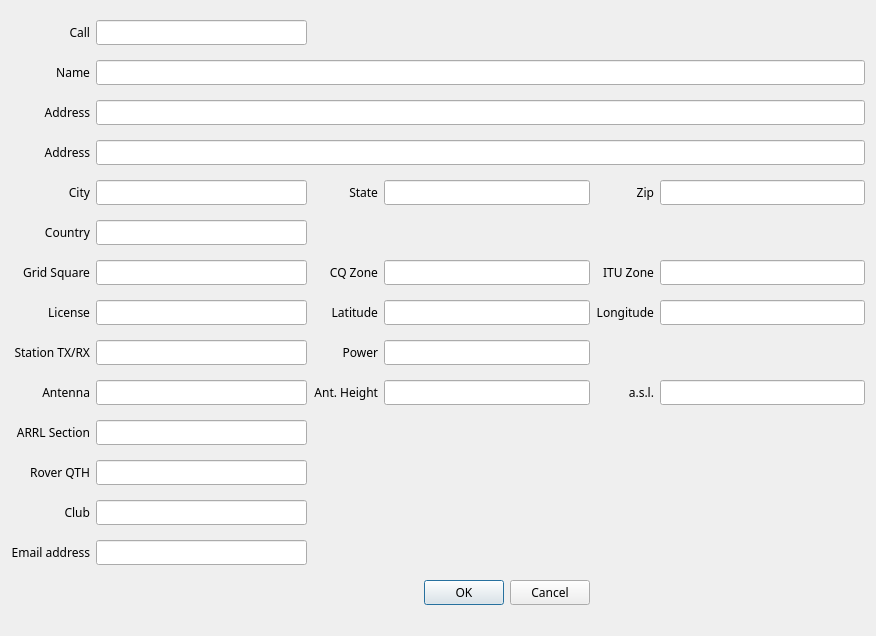
mbridak/not1mm, file not1mm/data/settings.ui: the form before one commit.
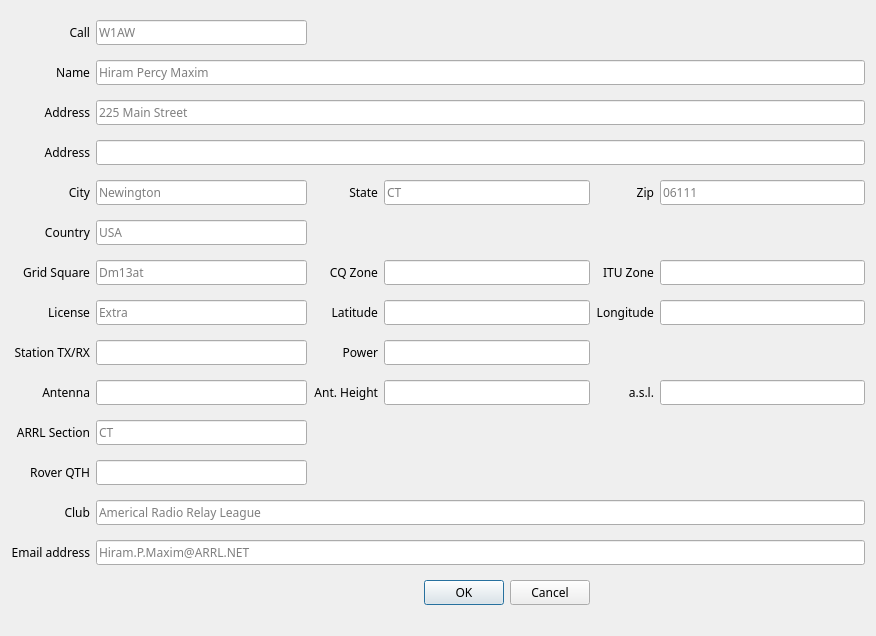
The form after the commit.

Commit message: Added a bunch of settings fields (not used yet)

```diff
--- a/not1mm/data/settings.ui
+++ b/not1mm/data/settings.ui
@@ -30,10 +30,18 @@
     </widget>
    </item>
    <item row="2" column="1" colspan="2">
-    <widget class="QLineEdit" name="Call"/>
+    <widget class="QLineEdit" name="Call">
+     <property name="placeholderText">
+      <string>W1AW</string>
+     </property>
+    </widget>
    </item>
    <item row="6" column="4">
-    <widget class="QLineEdit" name="State"/>
+    <widget class="QLineEdit" name="State">
+     <property name="placeholderText">
+      <string>CT</string>
+     </property>
+    </widget>
    </item>
    <item row="14" column="0">
     <widget class="QLabel" name="label_9">
@@ -62,7 +70,11 @@
     </widget>
    </item>
    <item row="6" column="1" colspan="2">
-    <widget class="QLineEdit" name="City"/>
+    <widget class="QLineEdit" name="City">
+     <property name="placeholderText">
+      <string>Newington</string>
+     </property>
+    </widget>
    </item>
    <item row="18" column="0">
     <widget class="QLabel" name="label_13">
@@ -87,9 +99,6 @@
    <item row="5" column="1" colspan="6">
     <widget class="QLineEdit" name="Address2"/>
    </item>
-   <item row="18" column="1" colspan="2">
-    <widget class="QLineEdit" name="Club"/>
-   </item>
    <item row="2" column="0">
     <widget class="QLabel" name="label">
      <property name="text">
@@ -171,7 +180,11 @@
     </widget>
    </item>
    <item row="3" column="1" colspan="6">
-    <widget class="QLineEdit" name="Name"/>
+    <widget class="QLineEdit" name="Name">
+     <property name="placeholderText">
+      <string>Hiram Percy Maxim</string>
+     </property>
+    </widget>
    </item>
    <item row="5" column="0">
     <widget class="QLabel" name="label_4">
@@ -187,7 +200,11 @@
     <widget class="QLineEdit" name="ITUZone"/>
    </item>
    <item row="13" column="1" colspan="2">
-    <widget class="QLineEdit" name="License"/>
+    <widget class="QLineEdit" name="License">
+     <property name="placeholderText">
+      <string>Extra</string>
+     </property>
+    </widget>
    </item>
    <item row="11" column="0">
     <widget class="QLabel" name="label_6">
@@ -269,7 +286,11 @@
     </widget>
    </item>
    <item row="11" column="1" colspan="2">
-    <widget class="QLineEdit" name="Country"/>
+    <widget class="QLineEdit" name="Country">
+     <property name="placeholderText">
+      <string>USA</string>
+     </property>
+    </widget>
    </item>
    <item row="13" column="6">
     <widget class="QLineEdit" name="Longitude"/>
@@ -285,16 +306,28 @@
     </widget>
    </item>
    <item row="16" column="1" colspan="2">
-    <widget class="QLineEdit" name="ARRLSection"/>
+    <widget class="QLineEdit" name="ARRLSection">
+     <property name="placeholderText">
+      <string>CT</string>
+     </property>
+    </widget>
    </item>
    <item row="13" column="4">
     <widget class="QLineEdit" name="Latitude"/>
    </item>
    <item row="6" column="6">
-    <widget class="QLineEdit" name="Zip"/>
+    <widget class="QLineEdit" name="Zip">
+     <property name="placeholderText">
+      <string>06111</string>
+     </property>
+    </widget>
    </item>
    <item row="4" column="1" colspan="6">
-    <widget class="QLineEdit" name="Address1"/>
+    <widget class="QLineEdit" name="Address1">
+     <property name="placeholderText">
+      <string>225 Main Street</string>
+     </property>
+    </widget>
    </item>
    <item row="6" column="5">
     <widget class="QLabel" name="label_16">
@@ -317,10 +350,11 @@
     </widget>
    </item>
    <item row="12" column="1" colspan="2">
-    <widget class="QLineEdit" name="GridSquare"/>
-   </item>
-   <item row="19" column="1" colspan="2">
-    <widget class="QLineEdit" name="Email"/>
+    <widget class="QLineEdit" name="GridSquare">
+     <property name="placeholderText">
+      <string>Dm13at</string>
+     </property>
+    </widget>
    </item>
    <item row="19" column="0">
     <widget class="QLabel" name="label_14">
@@ -332,6 +366,20 @@
      </property>
     </widget>
    </item>
+   <item row="19" column="1" colspan="6">
+    <widget class="QLineEdit" name="Email">
+     <property name="placeholderText">
+      <string>Hiram.P.Maxim@ARRL.NET</string>
+     </property>
+    </widget>
+   </item>
+   <item row="18" column="1" colspan="6">
+    <widget class="QLineEdit" name="Club">
+     <property name="placeholderText">
+      <string>Americal Radio Relay League</string>
+     </property>
+    </widget>
+   </item>
   </layout>
  </widget>
  <tabstops>
```
The commit also changes 2 other files.
